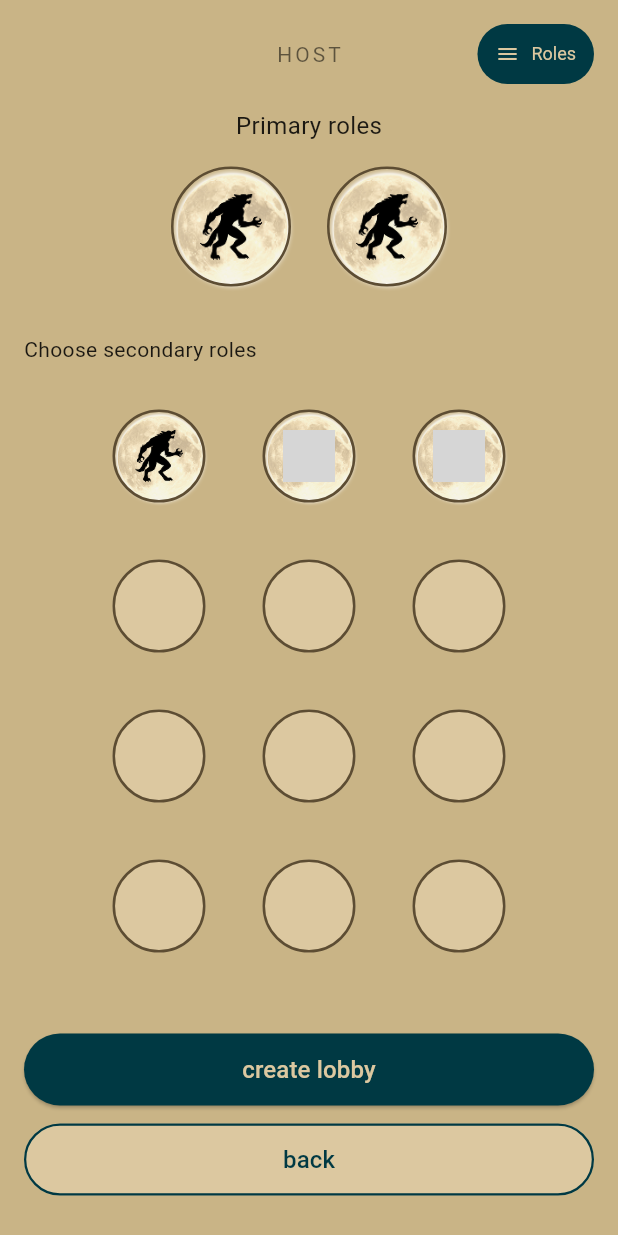
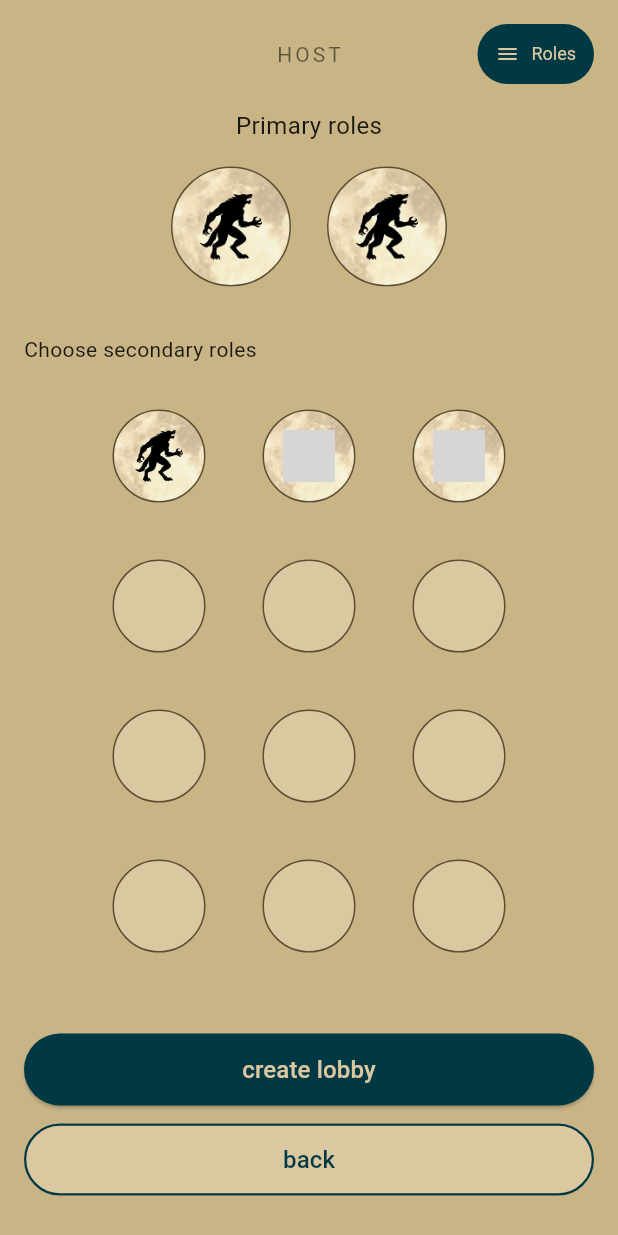
Before and after one commit to rivaPolimi/LLMinFabula, a Flutter app: the AdultSettingsScreen screen opened directly, on a phone screen of 412 x 824 dp. Run offline on Flutter 3.47's test engine with Material 3 defaults, Android fonts, the phone set to English and light mode, and no system bars; grey boxes are pictures that could not be loaded.

Commit message:
now bottons of adult_settings_screen.dart are selectable. changed also moon template, the previous one had too big edges and created aliasing

```diff
--- a/llm_in_fabula/lib/screens/adult_settings_screen.dart
+++ b/llm_in_fabula/lib/screens/adult_settings_screen.dart
@@ -1,12 +1,30 @@
+
+
 import 'package:flutter/material.dart';
 import 'package:llm_in_fabula/screens/lobby_screen.dart';
 import 'package:llm_in_fabula/screens/role_tutorials_screen.dart';
-
 import '../shared_widgets.dart';
 
+class AdultSettingsScreen extends StatefulWidget {
+  const AdultSettingsScreen({super.key});
 
-class AdultSettingsScreen extends StatelessWidget {
-  const AdultSettingsScreen({super.key});
+  @override
+  State<AdultSettingsScreen> createState() => _AdultSettingsScreenState();
+}
+
+class _AdultSettingsScreenState extends State<AdultSettingsScreen> {
+  // Variabile per tracciare quale slot è selezionato.
+  // -1: Nessuno
+  // 0: Primo ruolo primario (sx)
+  // 1: Secondo ruolo primario (dx)
+  // 2+: Ruoli nella griglia
+  int _selectedSlotId = -1;
+
+  void _handleSelection(int id) {
+    setState(() {
+      _selectedSlotId = id;
+    });
+  }
 
   @override
   Widget build(BuildContext context) {
@@ -39,11 +57,10 @@ class AdultSettingsScreen extends StatelessWidget {
                         alignment: Alignment.centerRight,
                         child: ElevatedButton.icon(
                           onPressed: () {
-                            // Naviga alla schermata dei tutorial ruoli
                             Navigator.push(
                               context,
                               MaterialPageRoute(
-                                builder: (_) =>  RoleTutorialsScreen(),
+                                builder: (_) => const RoleTutorialsScreen(),
                               ),
                             );
                           },
@@ -51,12 +68,13 @@ class AdultSettingsScreen extends StatelessWidget {
                           label: const Text('Roles'),
                           style: ElevatedButton.styleFrom(
                             backgroundColor: const Color(0xFF003943),
-                            foregroundColor: Color(0xFFDCC8A0),
+                            foregroundColor: const Color(0xFFDCC8A0),
                             padding: const EdgeInsets.symmetric(
                               horizontal: 12,
                               vertical: 6,
                             ),
-                            textStyle: const TextStyle(fontSize: 12, color: Color(0xFFDCC8A0)),
+                            textStyle: const TextStyle(
+                                fontSize: 12, color: Color(0xFFDCC8A0)),
                             shape: RoundedRectangleBorder(
                               borderRadius: BorderRadius.circular(20),
                             ),
@@ -82,18 +100,20 @@ class AdultSettingsScreen extends StatelessWidget {
                 Row(
                   mainAxisAlignment: MainAxisAlignment.center,
                   children: [
-                    // Ruolo Primario 1
-                    RoleButton(
-                      size: 80, // Dimensione specifica per i ruoli in alto
-                      iconAsset: 'assets/icons/wolf.png',
-                      onTap: () => debugPrint("Primary 1 clicked"),
-                    ),
-                    const SizedBox(width: 24),
-                    // Ruolo Primario 2
+                    // Ruolo Primario 1 (ID: 0)
                     RoleButton(
                       size: 80,
                       iconAsset: 'assets/icons/wolf.png',
-                      onTap: () => debugPrint("Primary 2 clicked"),
+                      isSelected: _selectedSlotId == 0,
+                      onTap: () => _handleSelection(0),
+                    ),
+                    const SizedBox(width: 24),
+                    // Ruolo Primario 2 (ID: 1)
+                    RoleButton(
+                      size: 80,
+                      iconAsset: 'assets/icons/wolf.png',
+                      isSelected: _selectedSlotId == 1,
+                      onTap: () => _handleSelection(1),
                     ),
                   ],
                 ),
@@ -110,9 +130,7 @@ class AdultSettingsScreen extends StatelessWidget {
                 GridView.builder(
                   shrinkWrap: true,
                   physics: const NeverScrollableScrollPhysics(),
-                  // Padding laterale per centrare e dimensionare la griglia
                   padding: const EdgeInsets.symmetric(horizontal: 45),
-
                   itemCount: 12,
                   gridDelegate: const SliverGridDelegateWithFixedCrossAxisCount(
                     crossAxisCount: 3,
@@ -121,19 +139,17 @@ class AdultSettingsScreen extends StatelessWidget {
                     childAspectRatio: 1,
                   ),
                   itemBuilder: (context, index) {
-                    // Dimensione UNICA per tutti i pulsanti della griglia
                     const double gridBtnSize = 62.0;
 
+                    // Calcoliamo un ID univoco per la griglia partendo da 2
+                    final int currentSlotId = index + 2;
 
                     final List<String> activeRoles = [
-                      'assets/icons/wolf.png',       // Ruolo per la casella 0
-                      'assets/icons/witch.png',      // Ruolo per la casella 1 (esempio)
-                      'assets/icons/seer.png',       // Ruolo per la casella 2 (esempio)
+                      'assets/icons/wolf.png',
+                      'assets/icons/witch.png',
+                      'assets/icons/seer.png',
                     ];
 
-                    // LOGICA:
-                    // Se l'indice attuale (index) è inferiore al numero di ruoli nella lista,
-                    // prendiamo l'icona corrispondente. Altrimenti lasciamo null (vuoto).
                     final String? asset = index < activeRoles.length
                         ? activeRoles[index]
                         : null;
@@ -142,7 +158,8 @@ class AdultSettingsScreen extends StatelessWidget {
                       child: RoleButton(
                         size: gridBtnSize,
                         iconAsset: asset,
-                        onTap: () => debugPrint("Grid item $index clicked"),
+                        isSelected: _selectedSlotId == currentSlotId,
+                        onTap: () => _handleSelection(currentSlotId),
                       ),
                     );
                   },
@@ -150,12 +167,11 @@ class AdultSettingsScreen extends StatelessWidget {
 
                 const SizedBox(height: 40),
 
-                // --- FOOTER BUTTONS (Invariato) ---
+                // --- FOOTER BUTTONS ---
                 SizedBox(
                   height: 48,
                   child: ElevatedButton(
                     onPressed: () {
-                      // 1. Genera i dati di prova (8 giocatori)
                       final players = List.generate(
                         8,
                             (i) => PlayerAvatarModel(
@@ -164,7 +180,6 @@ class AdultSettingsScreen extends StatelessWidget {
                         ),
                       );
 
-                      // 2. Naviga alla LobbyScreen passando i giocatori
                       Navigator.push(
                         context,
                         MaterialPageRoute(
@@ -179,7 +194,9 @@ class AdultSettingsScreen extends StatelessWidget {
                         borderRadius: BorderRadius.circular(24),
                       ),
                     ),
-                    child: const Text('create lobby', style: TextStyle(fontSize: 16, color: Color(0xFFDCC8A0))),
+                    child: const Text('create lobby',
+                        style:
+                        TextStyle(fontSize: 16, color: Color(0xFFDCC8A0))),
                   ),
                 ),
                 const SizedBox(height: 12),
@@ -208,28 +225,51 @@ class AdultSettingsScreen extends StatelessWidget {
 }
 
 // ---------------------------------------------------------
-// NUOVO WIDGET UNIFICATO: RoleButton
-// Sostituisce sia MoonRoleIcon che EmptyRoleCircle
+// WIDGET ROLE BUTTON (Versione Pulita con DecorationImage)
 // ---------------------------------------------------------
 
 class RoleButton extends StatelessWidget {
   final double size;
-  final String? iconAsset; // Se null, disegna il cerchio vuoto
-  final VoidCallback? onTap; // Funzione al click
+  final String? iconAsset;
+  final VoidCallback? onTap;
+  final bool isSelected;
 
   const RoleButton({
     super.key,
     required this.size,
     this.iconAsset,
     this.onTap,
+    this.isSelected = false,
   });
 
   @override
   Widget build(BuildContext context) {
-    // --- CONFIGURAZIONE STILI ---
-    const borderColor = Color(0xFF5D4D33); // Marrone/Bronzo scuro
-    const emptyFillColor = Color(0xFFDCC8A0); // Beige scuro per slot vuoti
-    const double borderWidth = 1.7;
+    // 1. CONFIGURAZIONE STILI
+    final borderColor = isSelected
+        ? const Color(0xFF003943) // Colore SELEZIONATO
+        : const Color(0xFF5D4D33); // Colore NORMALE
+
+    final double borderWidth = isSelected ? 4.0 : 1.0;
+    const emptyFillColor = Color(0xFFDCC8A0);
+
+    // 2. CONFIGURAZIONE DECORAZIONE
+    // Usa l'immagine ritagliata come sfondo
+    final decoration = BoxDecoration(
+      shape: BoxShape.circle,
+      border: Border.all(
+        color: borderColor,
+        width: borderWidth,
+      ),
+      // Immagine di sfondo
+      image: iconAsset != null
+          ? const DecorationImage(
+        image: AssetImage('assets/images/moon2.png'),
+        fit: BoxFit.cover,
+      )
+          : null,
+      // Colore di riempimento se non c'è immagine
+      color: iconAsset == null ? emptyFillColor : null,
+    );
 
     return SizedBox(
       width: size,
@@ -238,63 +278,30 @@ class RoleButton extends StatelessWidget {
         alignment: Alignment.center,
         children: [
 
-          // 1. SFONDO (Luna o Colore Piatto)
-          if (iconAsset != null) ...[
-            // --- CASO PIENO (Luna) ---
-            // Usiamo Transform.scale per ingrandire appena l'immagine
-            // e farla finire sotto il bordo (evita spazi bianchi)
-            Transform.scale(
-              scale: 1.25,
-              child: ClipOval(
-                child: Image.asset(
-                  'assets/images/moon.png',
-                  width: size,
-                  height: size,
-                  fit: BoxFit.cover,
-                ),
-              ),
-            ),
-            // Icona del personaggio sopra la luna
+          // LIVELLO 1: Cerchio Sfondo + Bordo
+          Container(
+            width: size,
+            height: size,
+            decoration: decoration,
+          ),
+
+          // LIVELLO 2: Icona Personaggio
+          if (iconAsset != null)
             Image.asset(
               iconAsset!,
-              width: size * 0.55, // L'icona è circa il 55% del cerchio
+              width: size * 0.55,
               height: size * 0.55,
               fit: BoxFit.contain,
             ),
-          ] else ...[
-            // --- CASO VUOTO (Colore) ---
-            Container(
-              width: size,
-              height: size,
-              decoration: const BoxDecoration(
-                color: emptyFillColor,
-                shape: BoxShape.circle,
-              ),
-            ),
-          ],
 
-          // 2. BORDO (Sempre presente e sopra allo sfondo)
-          Container(
-            width: size,
-            height: size,
-            decoration: BoxDecoration(
-              shape: BoxShape.circle,
-              border: Border.all(
-                color: borderColor,
-                width: borderWidth,
-              ),
-            ),
-          ),
-
-          // 3. INTERAZIONE (Effetto Click)
-          // Un Material trasparente con InkWell per l'effetto "onda" al tocco
+          // LIVELLO 3: Effetto Click
           Material(
             color: Colors.transparent,
             shape: const CircleBorder(),
             clipBehavior: Clip.hardEdge,
             child: InkWell(
-              onTap: onTap ?? () {}, // Gestisce il tap
-              splashColor: Colors.white24, // Colore dell'effetto click
+              onTap: onTap ?? () {},
+              splashColor: Colors.white24,
               child: SizedBox(
                 width: size,
                 height: size,
```
Also changed, not shown: llm_in_fabula/assets/images/moon2.png (added).
